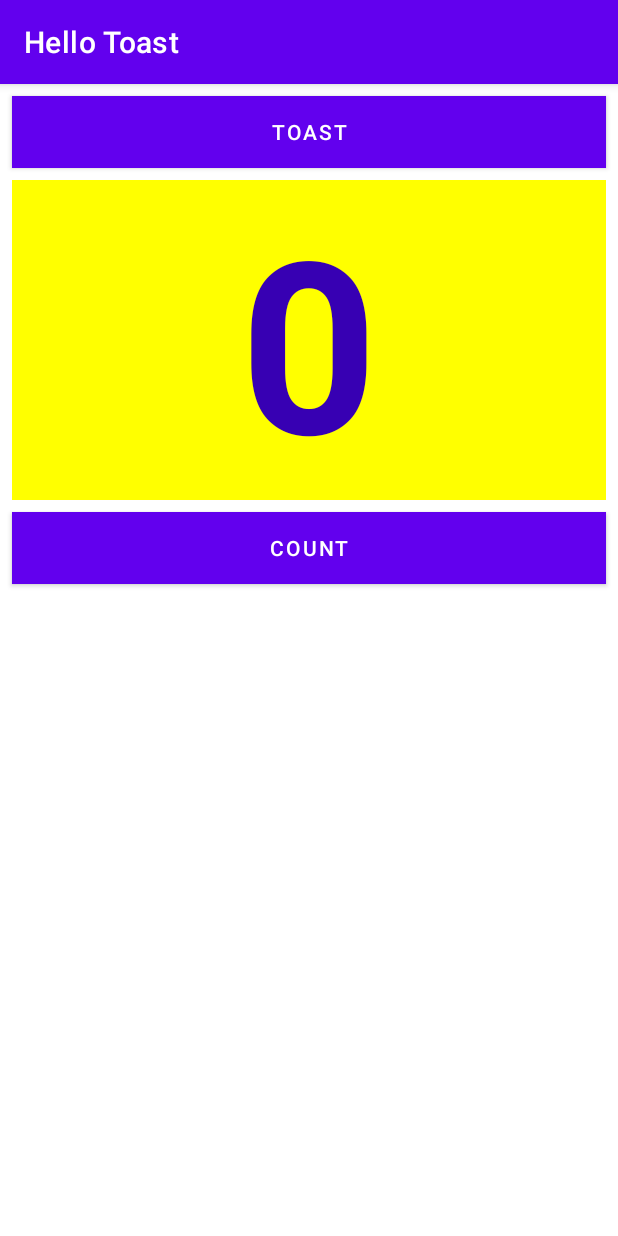
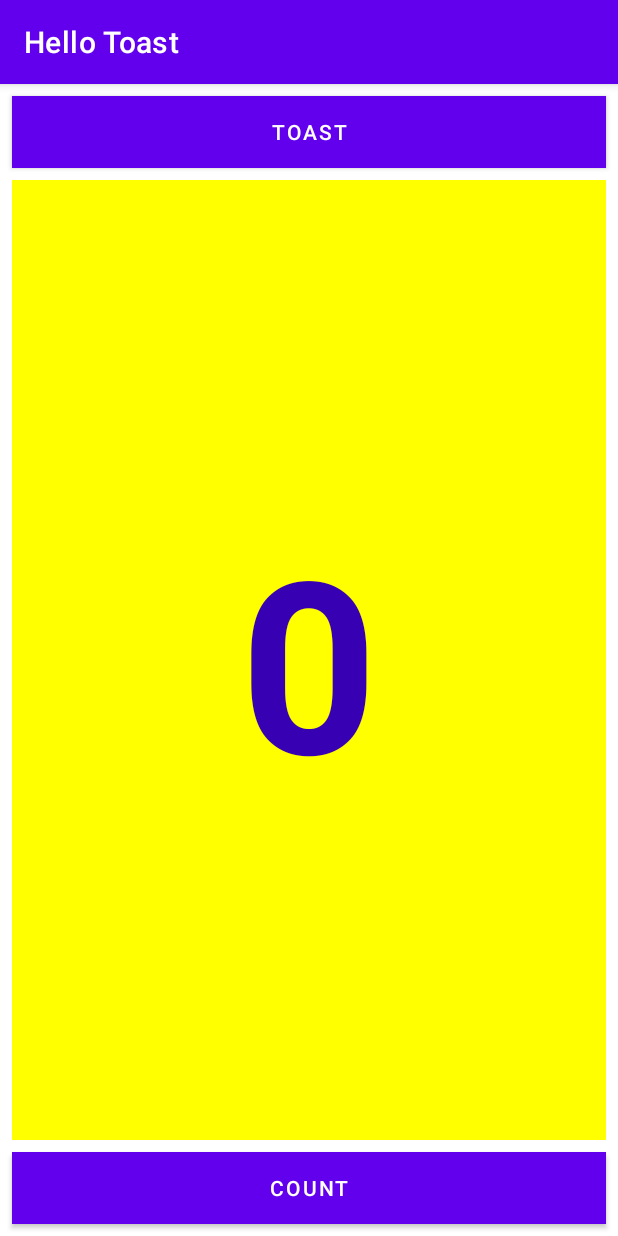
Before and after one commit to bc-dipesh/hello-toast, an Android app: the screen it shows after launch (MainActivity), on a phone screen of 412 x 824 dp. Run offline under Robolectric (Android 15) with nearby library versions, the phone set to English and light mode, and no system bars.

Commit message:
REFACTOR: Change layout to LinearLayout
Change the current constraint layout for the potrait orientation to LinearLayout

```diff
--- a/app/src/main/res/layout/activity_main.xml
+++ b/app/src/main/res/layout/activity_main.xml
@@ -1,8 +1,9 @@
 <?xml version="1.0" encoding="utf-8"?>
-<RelativeLayout xmlns:android="http://schemas.android.com/apk/res/android"
+<LinearLayout xmlns:android="http://schemas.android.com/apk/res/android"
     xmlns:tools="http://schemas.android.com/tools"
     android:layout_width="match_parent"
     android:layout_height="match_parent"
+    android:orientation="vertical"
     tools:context=".MainActivity">
 
     <Button
@@ -20,14 +21,12 @@
     <TextView
         android:id="@+id/show_count"
         android:layout_width="match_parent"
-        android:layout_height="wrap_content"
-        android:layout_below="@+id/button_toast"
-        android:layout_alignParentStart="true"
-        android:layout_alignParentLeft="true"
+        android:layout_height="0dp"
         android:layout_marginStart="8dp"
         android:layout_marginTop="8dp"
         android:layout_marginEnd="8dp"
         android:layout_marginBottom="8dp"
+        android:layout_weight="1"
         android:background="#FFFF00"
         android:gravity="center"
         android:text="@string/count_initial_value"
@@ -39,8 +38,6 @@
         android:id="@+id/button_count"
         android:layout_width="match_parent"
         android:layout_height="wrap_content"
-        android:layout_below="@+id/show_count"
-        android:layout_centerHorizontal="true"
         android:layout_marginStart="8dp"
         android:layout_marginEnd="8dp"
         android:layout_marginBottom="8dp"
@@ -48,4 +45,4 @@
         android:onClick="countUp"
         android:text="@string/button_label_count"
         android:textColor="@android:color/white" />
-</RelativeLayout>
+</LinearLayout>
```
